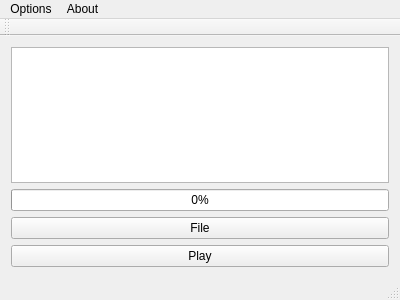
Old version of the form mainwindow.ui in the repository heitor57/audook.
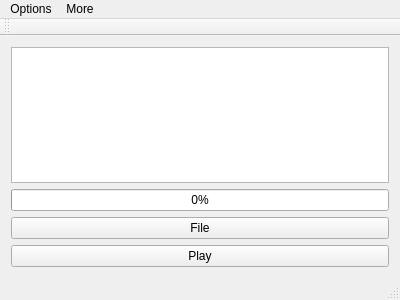
New version of the form. Icons and pictures are not drawn.

Commit message: Credits and About

```diff
--- a/mainwindow.ui
+++ b/mainwindow.ui
@@ -91,7 +91,7 @@
    </widget>
    <widget class="QMenu" name="menuAbout">
     <property name="title">
-     <string>About</string>
+     <string>More</string>
     </property>
    </widget>
    <addaction name="menuOptions"/>
```
Left out of the diff: 20 changed lines with no effect on the pictures. The commit also changes 13 other files.
